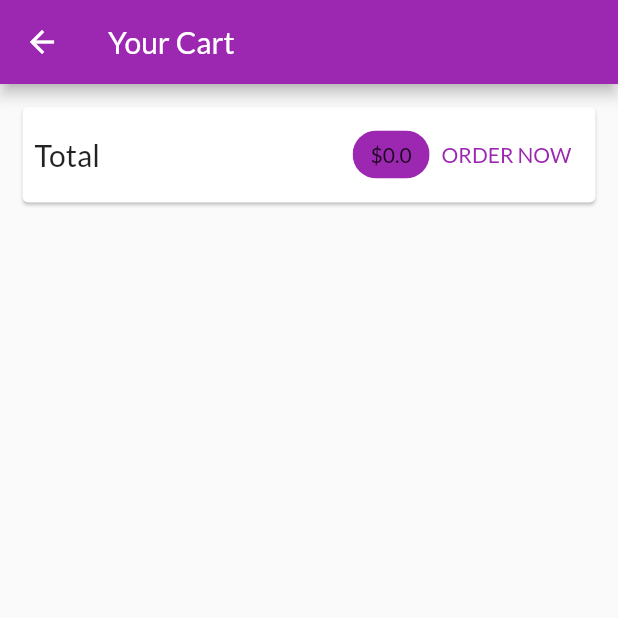
After one commit to Hamdi009/Shop-application, a Flutter app: the CartScreen screen opened by its route, on a phone screen of 412 x 824 dp, the top half of it. The commit adds this screen. Run offline on Flutter 3.47's test engine with Material 2 defaults, Android fonts, the phone set to English and light mode, and no system bars; network calls fail.

Commit message:
shop cart with cart item functionalty

```diff
--- a/lib/main.dart
+++ b/lib/main.dart
@@ -1,6 +1,7 @@
 import 'package:flutter/material.dart';
 import 'package:provider/provider.dart';
 import 'package:shop_app/providers/cart.dart';
+import 'package:shop_app/screens/cart_screen.dart';
 import 'package:shop_app/screens/product_detail_screen.dart';
 import 'package:shop_app/screens/products_overview_screen.dart';
 import './providers/products_provider.dart';
@@ -34,6 +35,7 @@ class MyApp extends StatelessWidget {
         home: ProductsOverviewScreen(),
         routes: {
           ProductDetailScreen.routeName: (ctx) => ProductDetailScreen(),
+          CartScreen.routeName: (ctx) => CartScreen(),
         },
       ),
     );
--- a/lib/providers/cart.dart
+++ b/lib/providers/cart.dart
@@ -23,6 +23,14 @@ class Cart with ChangeNotifier {
     return _items.length;
   }
 
+  double get totalAmount {
+    var total = 0.0;
+    _items.forEach((key, value) {
+      total += value.price * value.quantity;
+    });
+    return total;
+  }
+
   void addItem(String productId, double price, String title) {
     if (_items.containsKey(productId)) {
       //change quantity
--- /dev/null
+++ b/lib/screens/cart_screen.dart
@@ -0,0 +1,62 @@
+import 'package:flutter/material.dart';
+import 'package:provider/provider.dart';
+import 'package:shop_app/widgets/cart_item.dart';
+import '../providers/cart.dart' show Cart;
+
+class CartScreen extends StatelessWidget {
+  static const routeName = '/cart';
+
+  @override
+  Widget build(BuildContext context) {
+    final cart = Provider.of<Cart>(context);
+    return Scaffold(
+      appBar: AppBar(
+        title: Text('Your Cart'),
+      ),
+      body: Column(
+        children: [
+          Card(
+            margin: EdgeInsets.all(15),
+            child: Padding(
+              padding: EdgeInsets.all(8),
+              child: Row(
+                mainAxisAlignment: MainAxisAlignment.spaceBetween,
+                children: [
+                  Text(
+                    'Total',
+                    style: TextStyle(fontSize: 20),
+                  ),
+                  Spacer(),
+                  Chip(
+                    label: Text('\$${cart.totalAmount}'),
+                    backgroundColor: Theme.of(context).primaryColor,
+                  ),
+                  TextButton(
+                    onPressed: () {},
+                    child: Text(
+                      'ORDER NOW',
+                      style: TextStyle(color: Theme.of(context).primaryColor),
+                    ),
+                  )
+                ],
+              ),
+            ),
+          ),
+          const SizedBox(
+            height: 10,
+          ),
+          Expanded(
+            child: ListView.builder(
+              itemBuilder: (ctx, i) => CartItem(
+                  price: cart.items.values.toList()[i].price,
+                  id: cart.items.values.toList()[i].id,
+                  quantity: cart.items.values.toList()[i].quantity,
+                  title: cart.items.values.toList()[i].title),
+              itemCount: cart.itemCount,
+            ),
+          )
+        ],
+      ),
+    );
+  }
+}
--- a/lib/widgets/product_item.dart
+++ b/lib/widgets/product_item.dart
@@ -49,7 +49,11 @@ class ProductItem extends StatelessWidget {
               icon: Icon(Icons.shopping_cart),
               color: Theme.of(context).accentColor,
               onPressed: () {
-                cart.addItem(product.id, product.price, product.title);
+                cart.addItem(
+                  product.id,
+                  product.price,
+                  product.title,
+                );
               },
             ),
           ),
```
Also changed, not shown: lib/screens/products_overview_screen.dart (+6 -2 lines), lib/widgets/cart_item.dart (added, +35 -0 lines).
